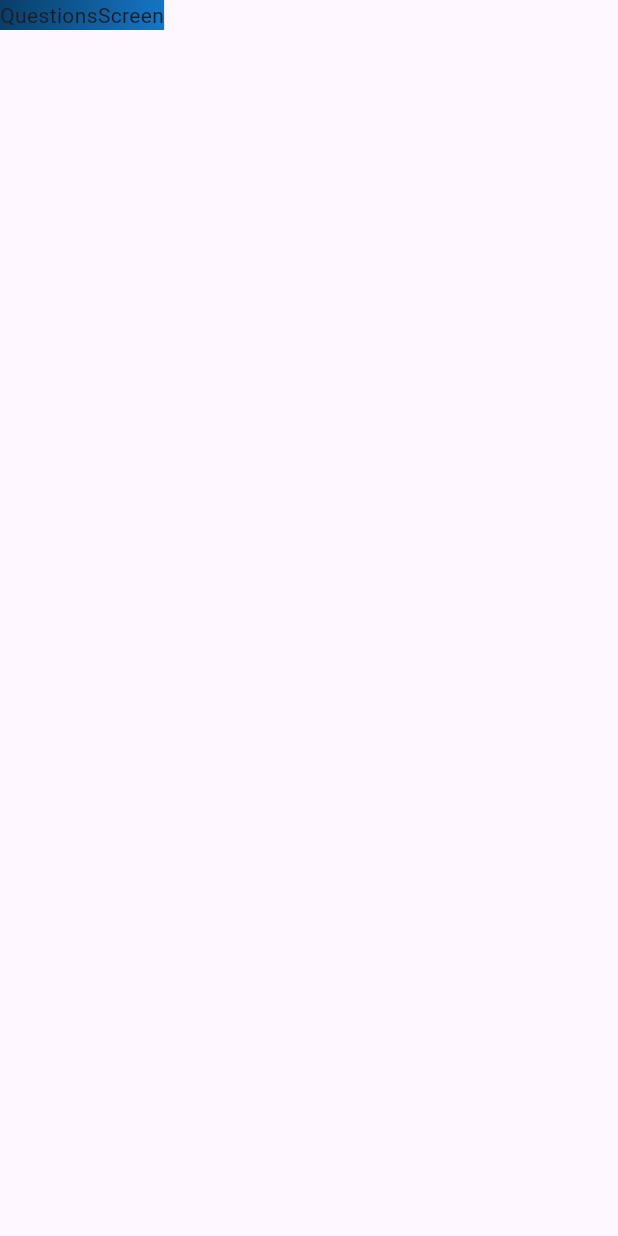
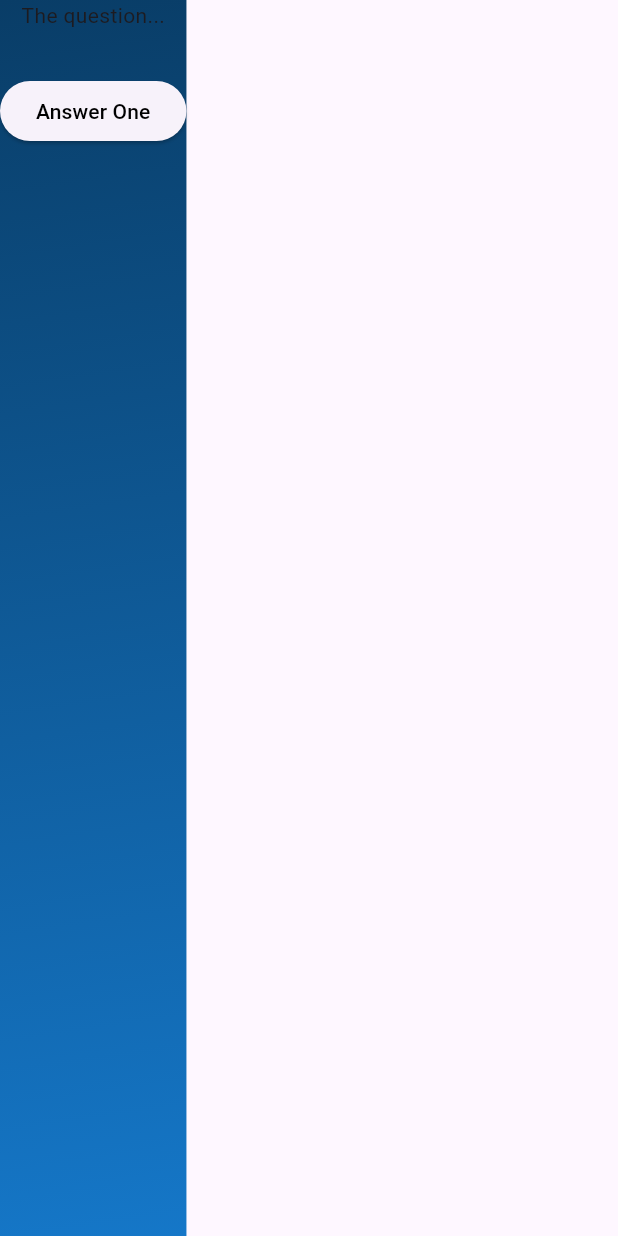
Before and after one commit to Lizdev-05/fun_flutter, a Flutter app: the screen it shows after launch, after a tap on "Start Quiz", on a phone screen of 412 x 824 dp. Run offline on Flutter 3.47's test engine with Material 3 defaults, Android fonts, the phone set to English and light mode, and no system bars.

Commit message:
Create button as a reusable component

```diff
--- /dev/null
+++ b/lib/answer_button.dart
@@ -0,0 +1,16 @@
+import 'package:flutter/material.dart';
+
+class AnswerButton extends StatelessWidget {
+  const AnswerButton({super.key});
+
+  @override
+  Widget build(BuildContext context) {
+    return ElevatedButton(
+      onPressed: () {},
+      child: const Text(
+        "Answer One",
+        style: TextStyle(color: Colors.black),
+      ),
+    );
+  }
+}
--- a/lib/questions_screen.dart
+++ b/lib/questions_screen.dart
@@ -1,4 +1,5 @@
 import 'package:flutter/material.dart';
+import 'package:fun_flutter/answer_button.dart';
 
 class QuestionsScreen extends StatefulWidget {
   const QuestionsScreen({super.key});
@@ -10,6 +11,8 @@ class QuestionsScreen extends StatefulWidget {
 class _QuestionsScreenState extends State<QuestionsScreen> {
   @override
   Widget build(BuildContext context) {
-    return const Text("QuestionsScreen");
+    return const Column(
+      children: [Text("The question..."), SizedBox(height: 30), AnswerButton()],
+    );
   }
 }
```
Also changed, not shown: lib/quiz_prompt.dart (deleted, +0 -23 lines).
